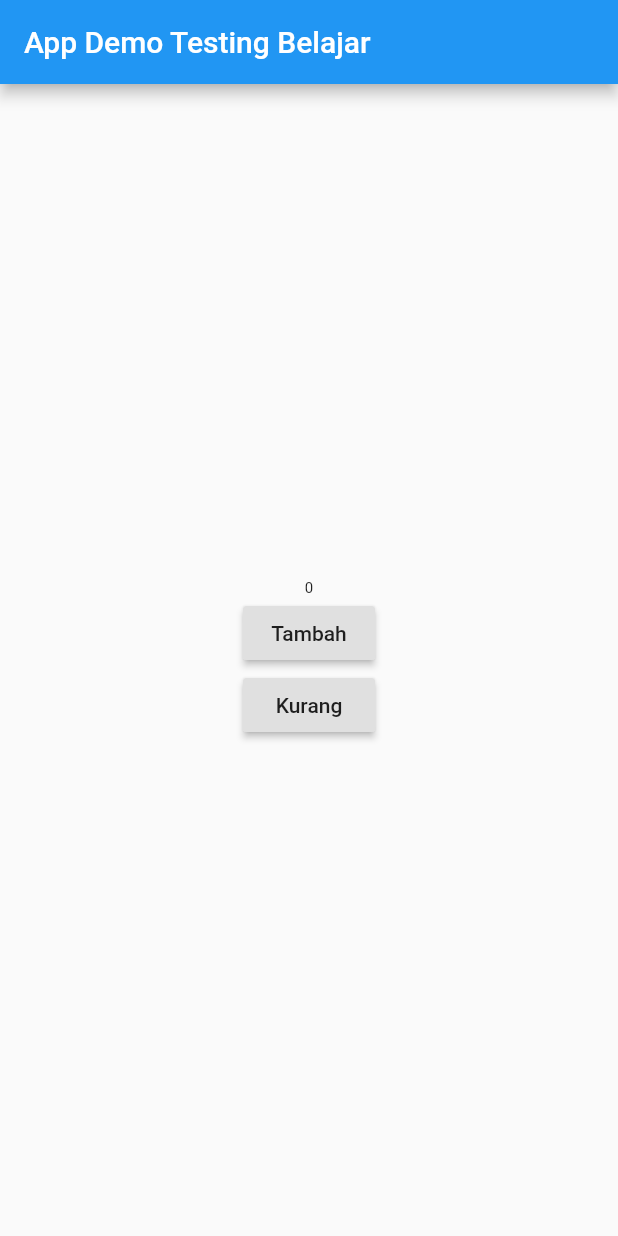
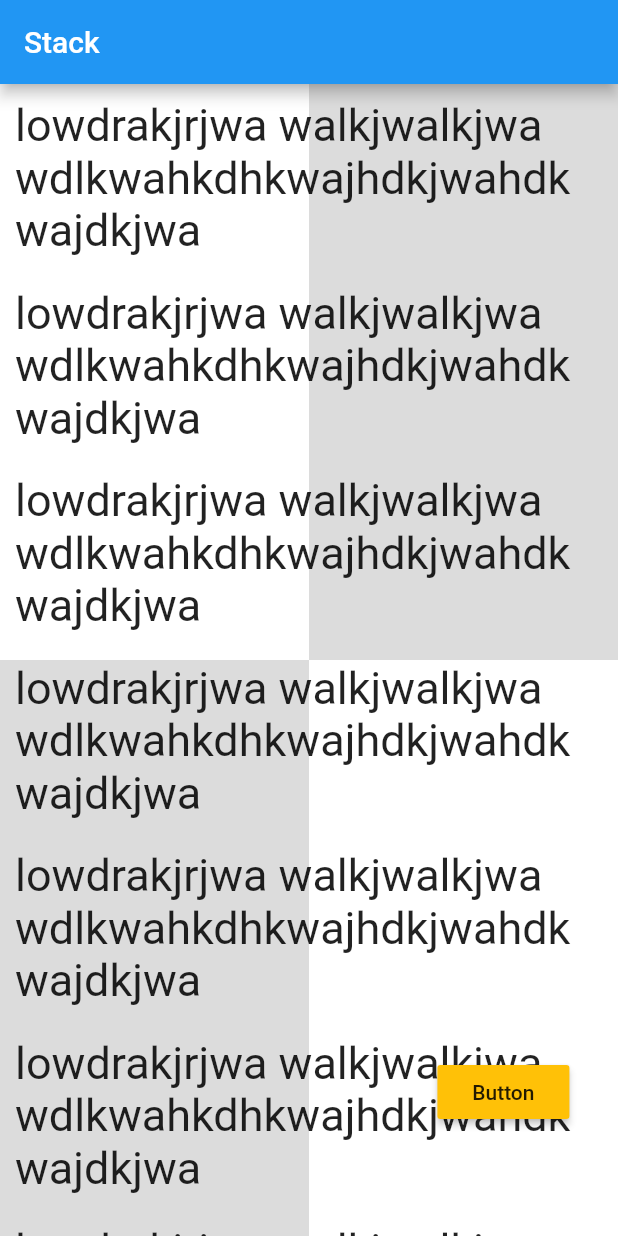
Before and after one commit to egyramadhan/flutter-example, a Flutter app: the screen it shows after launch, on a phone screen of 412 x 824 dp. Run offline on Flutter 3.47's test engine with Material 2 defaults, Android fonts, the phone set to English and light mode, and no system bars.

Commit message:
Update main.dart

```diff
--- a/flutter_example/lib/main.dart
+++ b/flutter_example/lib/main.dart
@@ -2,50 +2,128 @@ import 'package:flutter/material.dart';
 
 void main() => runApp(MyApp());
 
-class MyApp extends StatefulWidget {
-  @override
-  _MyAppState createState() => _MyAppState();
-}
-
-class _MyAppState extends State<MyApp> {
-  int number = 0;
-  void tekanTombol() {
-    setState(() {
-      number = number + 1;
-    });
-  }
-
-  void tekanTombolKurang() {
-    setState(() {
-      number = number - 1;
-    });
-  }
-
+class MyApp extends StatelessWidget {
   @override
   Widget build(BuildContext context) {
     return MaterialApp(
       home: Scaffold(
         appBar: AppBar(
-          title: Text("App Demo Testing Belajar "),
+          title: Text("Stack"),
         ),
-        body: Center(
-            child: Column(
-          mainAxisAlignment: MainAxisAlignment.center,
+        body: Stack(
           children: <Widget>[
-            Text(
-              number.toString(),
-              style: TextStyle(fontSize: 10 + number.toDouble()),
+            //background
+            Column(
+              children: <Widget>[
+                Flexible(
+                  flex: 1,
+                  child: Row(
+                    children: <Widget>[
+                      Flexible(
+                        flex: 1,
+                        child: Container(
+                          color: Colors.white,
+                        ),
+                      ),
+                      Flexible(
+                        flex: 1,
+                        child: Container(
+                          color: Colors.black12,
+                        ),
+                      )
+                    ],
+                  ),
+                ),
+                Flexible(
+                  flex: 1,
+                  child: Row(
+                    children: <Widget>[
+                      Flexible(
+                        flex: 1,
+                        child: Container(
+                          color: Colors.black12,
+                        ),
+                      ),
+                      Flexible(
+                        flex: 1,
+                        child: Container(
+                          color: Colors.white,
+                        ),
+                      )
+                    ],
+                  ),
+                ),
+              ],
             ),
-            RaisedButton(
-              child: Text("Tambah"),
-              onPressed: tekanTombol,
+            ListView(
+              children: <Widget>[
+                Column(
+                  children: <Widget>[
+                    Container(
+                      margin: EdgeInsets.all(10.0),
+                      child: Text(
+                          "lowdrakjrjwa walkjwalkjwa wdlkwahkdhkwajhdkjwahdkwajdkjwa",
+                          style: TextStyle(fontSize: 30)),
+                    ),
+                    Container(
+                      margin: EdgeInsets.all(10.0),
+                      child: Text(
+                          "lowdrakjrjwa walkjwalkjwa wdlkwahkdhkwajhdkjwahdkwajdkjwa",
+                          style: TextStyle(fontSize: 30)),
+                    ),
+                    Container(
+                      margin: EdgeInsets.all(10.0),
+                      child: Text(
+                          "lowdrakjrjwa walkjwalkjwa wdlkwahkdhkwajhdkjwahdkwajdkjwa",
+                          style: TextStyle(fontSize: 30)),
+                    ),
+                    Container(
+                      margin: EdgeInsets.all(10.0),
+                      child: Text(
+                          "lowdrakjrjwa walkjwalkjwa wdlkwahkdhkwajhdkjwahdkwajdkjwa",
+                          style: TextStyle(fontSize: 30)),
+                    ),
+                    Container(
+                      margin: EdgeInsets.all(10.0),
+                      child: Text(
+                          "lowdrakjrjwa walkjwalkjwa wdlkwahkdhkwajhdkjwahdkwajdkjwa",
+                          style: TextStyle(fontSize: 30)),
+                    ),
+                    Container(
+                      margin: EdgeInsets.all(10.0),
+                      child: Text(
+                          "lowdrakjrjwa walkjwalkjwa wdlkwahkdhkwajhdkjwahdkwajdkjwa",
+                          style: TextStyle(fontSize: 30)),
+                    ),
+                    Container(
+                      margin: EdgeInsets.all(10.0),
+                      child: Text(
+                          "lowdrakjrjwa walkjwalkjwa wdlkwahkdhkwajhdkjwahdkwajdkjwa",
+                          style: TextStyle(fontSize: 30)),
+                    ),
+                    Container(
+                      margin: EdgeInsets.all(10.0),
+                      child: Text(
+                          "lowdrakjrjwa walkjwalkjwa wdlkwahkdhkwajhdkjwahdkwajdkjwa",
+                          style: TextStyle(fontSize: 30)),
+                    ),
+                    Container(
+                      margin: EdgeInsets.all(10.0),
+                      child: Text(
+                          "lowdrakjrjwa walkjwalkjwa wdlkwahkdhkwajhdkjwahdkwajdkjwa",
+                          style: TextStyle(fontSize: 30)),
+                    ),
+                  ],
+                )
+              ],
             ),
-            RaisedButton(
-              child: Text("Kurang"),
-              onPressed: tekanTombolKurang,
-            ),
+            Align(
+              alignment: Alignment(0.8, 0.8),
+              child: RaisedButton(
+                  child: Text("Button"), color: Colors.amber, onPressed: () {}),
+            )
           ],
-        )),
+        ),
       ),
     );
   }
```
